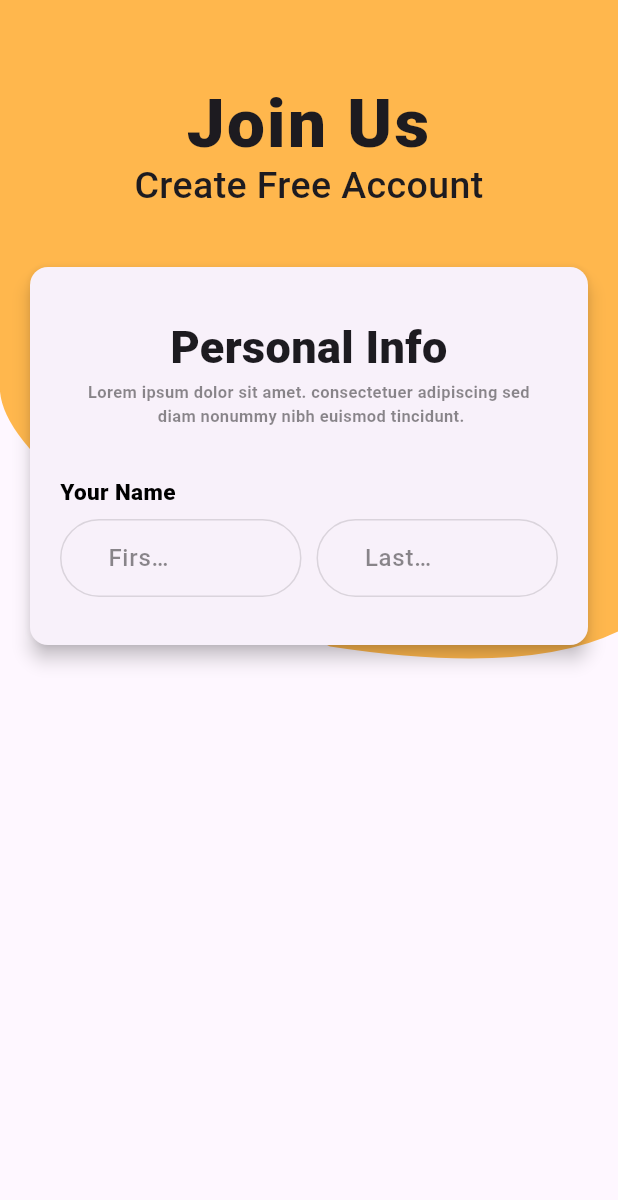
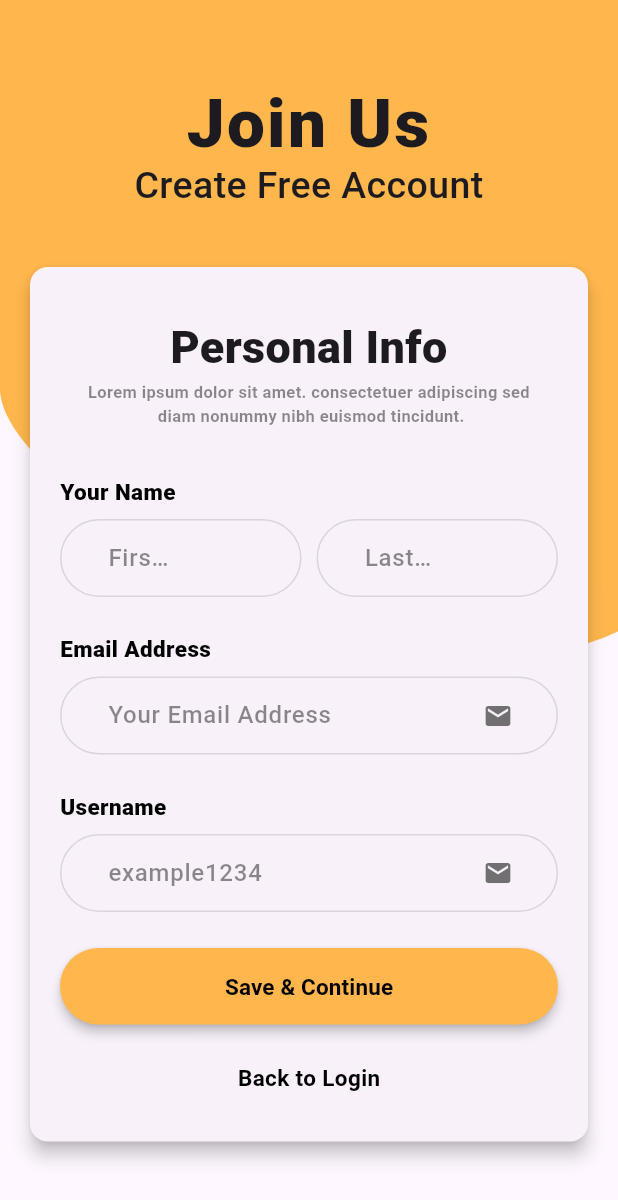
Before and after one commit to Ratndeep1999/signin-and-signup-screen, a Flutter app: the SignupFirstScreen screen opened directly, on a phone screen of 412 x 824 dp. Shown: the top 1200 px of the screen. Run offline on Flutter 3.47's test engine with Material 3 defaults, Android fonts, the phone set to English and light mode, and no system bars.

Commit message:
email address, user name, button and helping clickable widgets add

```diff
--- a/lib/signup_first_screen.dart
+++ b/lib/signup_first_screen.dart
@@ -2,6 +2,8 @@ import 'package:flutter/material.dart';
 import 'package:signin_and_signup_screens/Custom%20Widgets/custom_text_field.dart';
 
 import 'Custom Widgets/customClippingDesign.dart';
+import 'Custom Widgets/custom_button.dart';
+import 'Custom Widgets/custom_clickable_text.dart';
 import 'Custom Widgets/custom_heading.dart';
 import 'Custom Widgets/custom_second_heading.dart';
 import 'Custom Widgets/custom_text_field_label.dart';
@@ -11,6 +13,7 @@ class SignupFirstScreen extends StatelessWidget {
 
   final TextEditingController _firstName = TextEditingController();
   final TextEditingController _lastName = TextEditingController();
+  final TextEditingController _emailAddress = TextEditingController();
 
   @override
   Widget build(BuildContext context) {
@@ -56,7 +59,7 @@ class SignupFirstScreen extends StatelessWidget {
                         ),
                         const SizedBox(height: 32.0),
 
-                        /// Email Label
+                        /// Your Name Label
                         const CustomTextFieldLabel(label: 'Your Name'),
                         const SizedBox(height: 8.0),
 
@@ -101,6 +104,59 @@ class SignupFirstScreen extends StatelessWidget {
                             ),
                           ],
                         ),
+
+                        const SizedBox(height: 24.0),
+
+                        /// Email Label
+                        const CustomTextFieldLabel(
+                          label: 'Email Address',
+                        ),
+                        const SizedBox(height: 8.0),
+
+                        /// Email Address Field
+                        CustomTextField(
+                          hintText: "Your Email Address",
+                          keyboardType: TextInputType.emailAddress,
+                          suffixIcon: Icons.email,
+                          obscureText: false,
+                          dynamicSuffixIcon: false,
+                          textController: _emailAddress,
+                          validation: _emailValidation,
+                        ),
+                        const SizedBox(height: 24.0),
+
+                        /// Username Label
+                        const CustomTextFieldLabel(
+                          label: 'Username',
+                        ),
+                        const SizedBox(height: 8.0),
+
+                        /// Username Field
+                        CustomTextField(
+                          hintText: "example1234",
+                          keyboardType: TextInputType.emailAddress,
+                          suffixIcon: Icons.email,
+                          obscureText: false,
+                          dynamicSuffixIcon: false,
+                          textController: _emailAddress,
+                          validation: _emailValidation,
+                        ),
+                        const SizedBox(height: 24.0),
+
+                        /// Save & Continue Button
+                        CustomButton(
+                          label: 'Save & Continue',
+                          loginClick: () {
+                            /// If Details is valid then Login..
+                          },
+                        ),
+                        const SizedBox(height: 25.0),
+
+                        /// Create Account text Button
+                        const CustomClickableText(
+                          label: 'Back to Login',
+                        ),
+
                       ],
                     ),
                   ),
@@ -112,4 +168,17 @@ class SignupFirstScreen extends StatelessWidget {
       ),
     );
   }
+  /// Email Validation Method
+  String? _emailValidation(String? emailAddress) {
+    if (emailAddress == null || emailAddress.isEmpty) {
+      return 'Please enter your email';
+    }
+    if (emailAddress.contains(' ')) {
+      return 'Space is not allow';
+    }
+    if (!RegExp(r'^[\w-\.]+@([\w-]+\.)+[\w]{2,4}$').hasMatch(emailAddress)) {
+      return "Email address must contain '@' and '.com'";
+    }
+    return null;
+  }
 }
```
